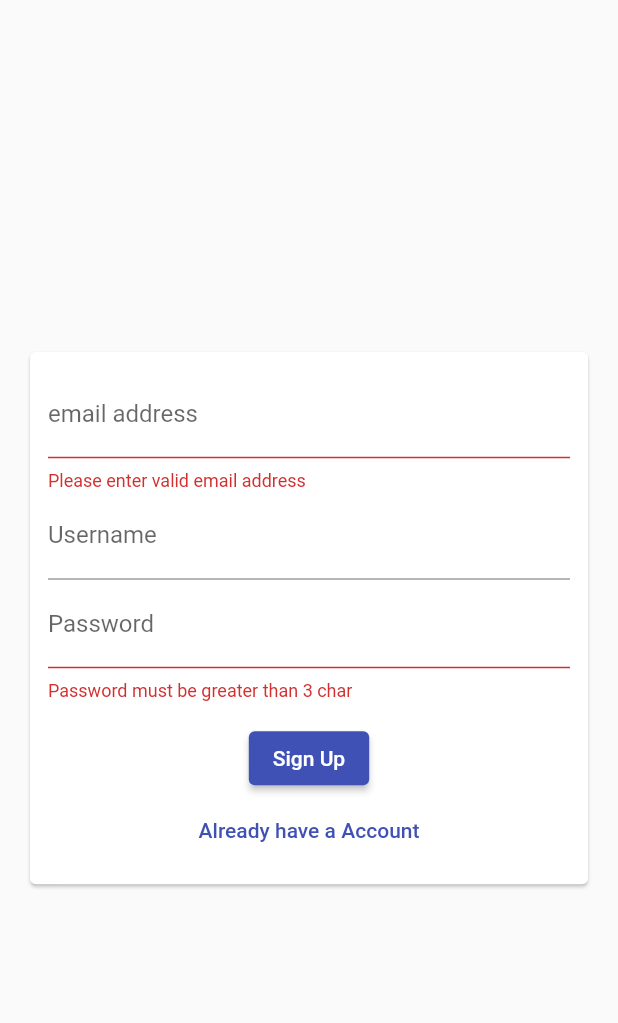
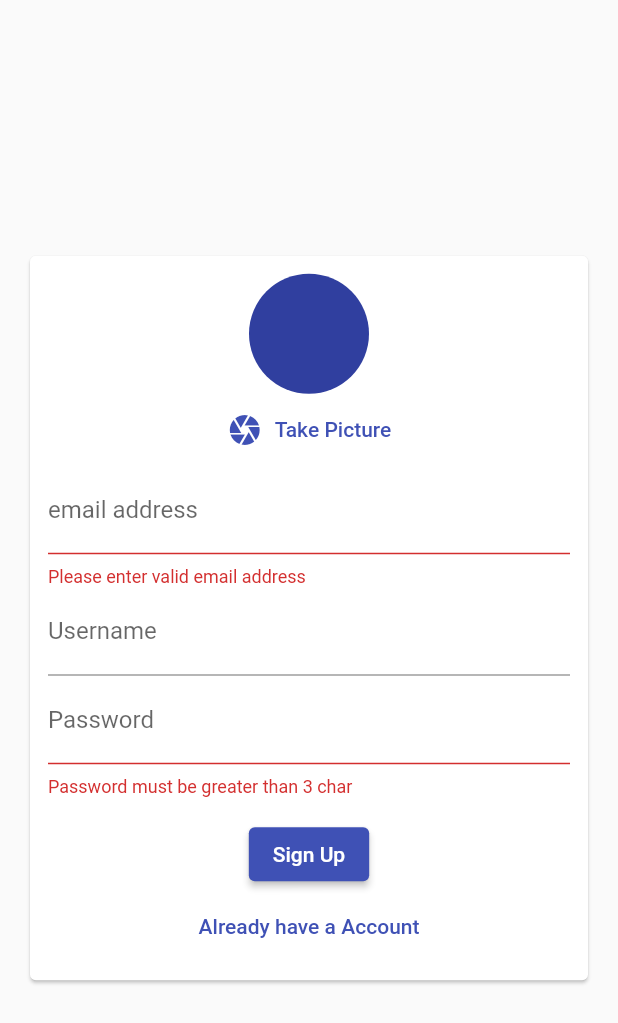
Before and after one commit to negi-tushar/ChatApp, a Flutter app: the screen it shows after launch, after a tap on "Login", after a tap on "Create New Account", on a phone screen of 412 x 824 dp. Shown: the top 1023 px of the screen. Run offline on Flutter 3.47's test engine with Material 2 defaults, Android fonts, the phone set to English and light mode, and no system bars; our stand-ins replace cloud_firestore, firebase_auth, firebase_core, firebase_storage, image_picker; accounts and stored records are empty.

```diff
--- a/lib/widgets/auth_form.dart
+++ b/lib/widgets/auth_form.dart
@@ -1,4 +1,7 @@
+import 'dart:io';
+
 import 'package:flutter/material.dart';
+import 'package:mychatapp/widgets/user_image.dart';
 
 class AuthForm extends StatefulWidget {
   const AuthForm({Key? key, required this.submitFn, required this.isLoading})
@@ -7,6 +10,7 @@ class AuthForm extends StatefulWidget {
   final void Function(
     String email,
     String uname,
+    File image,
     String password,
     bool isLogin,
   ) submitFn;
@@ -22,14 +26,38 @@ class _AuthFormState extends State<AuthForm> {
   var _userEmail = '';
   var _username = '';
   var _userPassword = '';
+  var _fetchedImage;
+
+  void setImage(File image) {
+    _fetchedImage = image;
+  }
 
   void _trySubmit() {
+    //  print(_fetchedImage);
     final isValid = _formKey.currentState!.validate();
     FocusScope.of(context).unfocus();
+    if (_fetchedImage == null && _isLogin) {
+      ScaffoldMessenger.of(context).showSnackBar(SnackBar(
+        content: const Text(
+          'Please select a Picture!',
+          textAlign: TextAlign.center,
+        ),
+        duration: const Duration(seconds: 1),
+        backgroundColor: Colors.red.shade500,
+      ));
+      return;
+    }
+
     if (isValid) {
       _formKey.currentState!.save();
       // print(_userPassword);
-      widget.submitFn(_userEmail, _username, _userPassword, _isLogin);
+      widget.submitFn(
+        _userEmail,
+        _username,
+        _fetchedImage,
+        _userPassword,
+        _isLogin,
+      );
     }
   }
 
@@ -46,8 +74,9 @@ class _AuthFormState extends State<AuthForm> {
               child: Column(
                 mainAxisSize: MainAxisSize.min,
                 children: [
+                  if (_isLogin) UserImage(pickedImageFn: setImage),
                   TextFormField(
-                    key: ValueKey('email'),
+                    key: const ValueKey('email'),
                     validator: (value) {
                       if (!value!.contains('@') && value.isEmpty) {
                         return 'Please enter valid email address';
--- /dev/null
+++ b/lib/widgets/user_image.dart
@@ -0,0 +1,45 @@
+import 'dart:io';
+
+import 'package:flutter/material.dart';
+import 'package:image_picker/image_picker.dart';
+
+class UserImage extends StatefulWidget {
+  const UserImage({required this.pickedImageFn, Key? key}) : super(key: key);
+
+  final void Function(File image) pickedImageFn;
+  @override
+  _UserImageState createState() => _UserImageState();
+}
+
+class _UserImageState extends State<UserImage> {
+  File? _fetchedImage;
+  void _pickImage() async {
+    var image = ImagePicker();
+    final _pickedImage = await image.pickImage(
+        source: ImageSource.camera,
+        imageQuality: 50,
+        maxWidth: 80,
+        maxHeight: 110);
+    setState(() {
+      _fetchedImage = File(_pickedImage!.path);
+    });
+    widget.pickedImageFn(File(_pickedImage!.path));
+  }
+
+  @override
+  Widget build(BuildContext context) {
+    return Column(
+      children: [
+        CircleAvatar(
+          radius: 40,
+          backgroundImage:
+              _fetchedImage == null ? null : FileImage(_fetchedImage!),
+        ),
+        TextButton.icon(
+            onPressed: _pickImage,
+            icon: const Icon(Icons.camera),
+            label: const Text('Take Picture')),
+      ],
+    );
+  }
+}
--- a/pubspec.yaml
+++ b/pubspec.yaml
@@ -37,6 +37,9 @@ dependencies:
   cloud_firestore: ^3.1.7
   firebase_core: ^1.12.0
   firebase_auth: ^3.3.6
+  image_picker: ^0.8.4+8
+  firebase_storage: ^10.2.7
+  firebase_messaging: ^11.2.6
 
 dev_dependencies:
   flutter_test:
```
Also changed, not shown: lib/screens/auth_screen.dart (+22 -1 lines), lib/widgets/message_bubble.dart (+46 -9 lines), lib/widgets/messages.dart (+7 -4 lines), lib/widgets/new_message.dart (+7 -1 lines), pubspec.lock, 2 other files.
